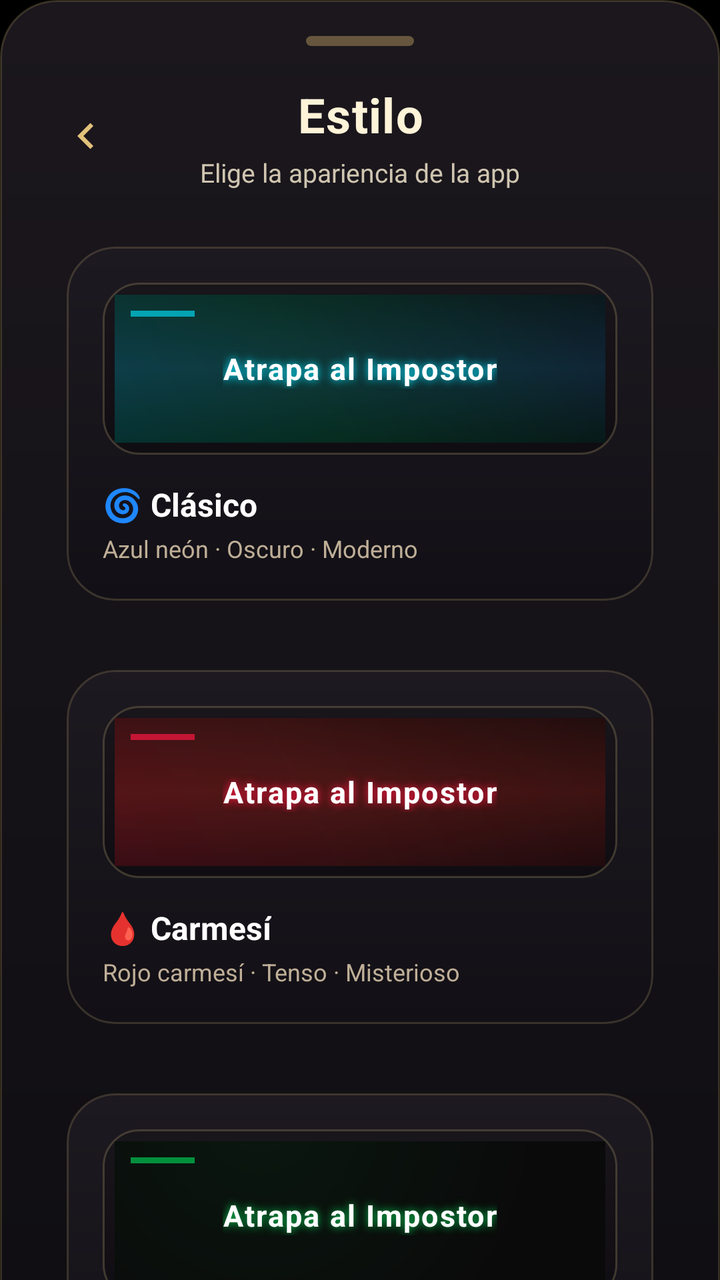
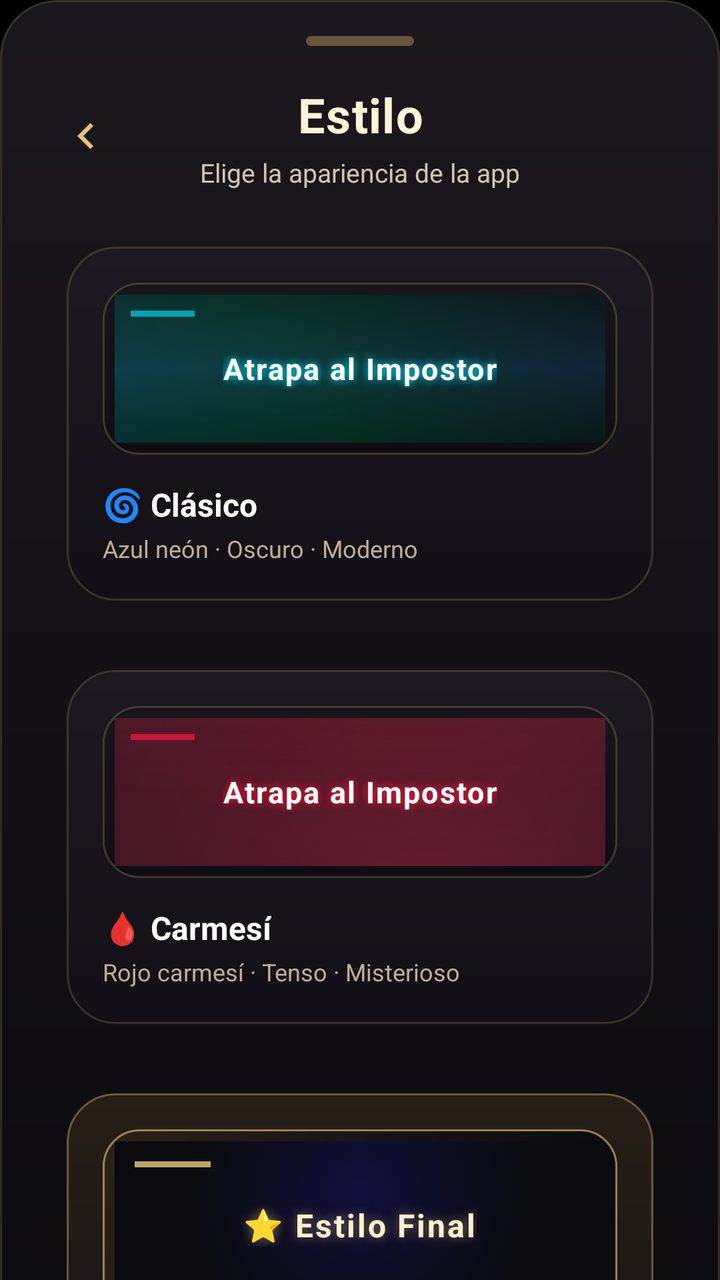

Two renders of the same Android screen: before a commit and after it. Below are the layout's source before the change and the commit's diff.
<!-- AndroidManifest.xml: application theme Theme.ImpostorGame -->
<!-- res/layout/bottomsheet_estilo_final.xml -->
<?xml version="1.0" encoding="utf-8"?>
<androidx.core.widget.NestedScrollView xmlns:android="http://schemas.android.com/apk/res/android"
    xmlns:app="http://schemas.android.com/apk/res-auto"
    android:layout_width="match_parent"
    android:layout_height="match_parent"
    android:fillViewport="true">

    <LinearLayout
        android:id="@+id/rootEstilo"
        android:layout_width="match_parent"
        android:layout_height="wrap_content"
        android:background="@drawable/bg_estilo_final_sheet"
        android:orientation="vertical"
        android:paddingStart="24dp"
        android:paddingTop="18dp"
        android:paddingEnd="24dp"
        android:paddingBottom="24dp">

        <View
            android:layout_width="54dp"
            android:layout_height="5dp"
            android:layout_gravity="center_horizontal"
            android:layout_marginBottom="18dp"
            android:background="@drawable/bg_estilo_final_handle" />

        <LinearLayout
            android:layout_width="match_parent"
            android:layout_height="wrap_content"
            android:layout_marginBottom="18dp"
            android:gravity="center_vertical"
            android:orientation="horizontal">

            <ImageView
                android:id="@+id/btnBackEstilo"
                android:layout_width="38dp"
                android:layout_height="38dp"
                android:clickable="true"
                android:focusable="true"
                android:padding="6dp"
                android:src="@drawable/ic_arrow_back"
                android:tint="#E2C27A" />

            <LinearLayout
                android:layout_width="0dp"
                android:layout_height="wrap_content"
                android:layout_weight="1"
                android:gravity="center"
                android:orientation="vertical">

                <TextView
                    android:id="@+id/txtTituloEstilo"
                    android:layout_width="wrap_content"
                    android:layout_height="wrap_content"
                    android:gravity="center"
                    android:letterSpacing="0.02"
                    android:text="@string/estilo_titulo"
                    android:textColor="#FFF3D8"
                    android:textSize="24sp"
                    android:textStyle="bold" />

                <TextView
                    android:layout_width="wrap_content"
                    android:layout_height="wrap_content"
                    android:layout_marginTop="4dp"
                    android:gravity="center"
                    android:text="@string/estilo_subtitulo"
                    android:textColor="#CFC5B0"
                    android:textSize="13sp" />

            </LinearLayout>

            <View
                android:layout_width="38dp"
                android:layout_height="38dp" />

        </LinearLayout>

        <androidx.cardview.widget.CardView
            android:id="@+id/cardTemaClasico"
            android:layout_width="match_parent"
            android:layout_height="wrap_content"
            android:layout_marginBottom="14dp"
            android:clickable="true"
            android:focusable="true"
            app:cardBackgroundColor="@android:color/transparent"
            app:cardCornerRadius="24dp"
            app:cardElevation="0dp"
            app:cardUseCompatPadding="true">

            <LinearLayout
                android:layout_width="match_parent"
                android:layout_height="wrap_content"
                android:background="@drawable/bg_estilo_final_option"
                android:orientation="vertical"
                android:padding="18dp">

                <FrameLayout
                    android:layout_width="match_parent"
                    android:layout_height="86dp"
                    android:layout_marginBottom="14dp"
                    android:background="@drawable/bg_estilo_final_preview_frame">

                    <View
                        android:layout_width="match_parent"
                        android:layout_height="match_parent"
                        android:layout_margin="6dp"
                        android:background="@drawable/bg_neon_space" />

                    <View
                        android:layout_width="32dp"
                        android:layout_height="3dp"
                        android:layout_gravity="top|start"
                        android:layout_marginStart="14dp"
                        android:layout_marginTop="14dp"
                        android:background="#A000E5FF" />

                    <TextView
                        android:layout_width="wrap_content"
                        android:layout_height="wrap_content"
                        android:layout_gravity="center"
                        android:letterSpacing="0.05"
                        android:text="Atrapa al Impostor"
                        android:textColor="@android:color/white"
                        android:textSize="15sp"
                        android:textStyle="bold"
                        android:shadowColor="#00E5FF"
                        android:shadowDx="0"
                        android:shadowDy="0"
                        android:shadowRadius="10" />

                </FrameLayout>

                <LinearLayout
                    android:layout_width="match_parent"
                    android:layout_height="wrap_content"
                    android:gravity="center_vertical"
                    android:orientation="horizontal">

                    <LinearLayout
                        android:layout_width="0dp"
                        android:layout_height="wrap_content"
                        android:layout_weight="1"
                        android:orientation="vertical">

                        <TextView
                            android:layout_width="wrap_content"
                            android:layout_height="wrap_content"
                            android:text="@string/estilo_clasico_nombre"
                            android:textColor="#FFFFFF"
                            android:textSize="16sp"
                            android:textStyle="bold" />

                        <TextView
                            android:layout_width="wrap_content"
                            android:layout_height="wrap_content"
                            android:layout_marginTop="3dp"
                            android:text="@string/estilo_clasico_desc"
                            android:textColor="#BFAF97"
                            android:textSize="12sp" />

                    </LinearLayout>

                    <TextView
                        android:id="@+id/checkTemaClasico"
                        android:layout_width="28dp"
                        android:layout_height="28dp"
                        android:gravity="center"
                        android:text="✓"
                        android:textColor="#00E5FF"
                        android:textSize="18sp"
                        android:textStyle="bold"
                        android:visibility="gone" />

                </LinearLayout>

            </LinearLayout>
        </androidx.cardview.widget.CardView>

        <androidx.cardview.widget.CardView
            android:id="@+id/cardTemaCarmesi"
            android:layout_width="match_parent"
            android:layout_height="wrap_content"
            android:layout_marginBottom="14dp"
            android:clickable="true"
            android:focusable="true"
            app:cardBackgroundColor="@android:color/transparent"
            app:cardCornerRadius="24dp"
            app:cardElevation="0dp"
            app:cardUseCompatPadding="true">

            <LinearLayout
                android:layout_width="match_parent"
                android:layout_height="wrap_content"
                android:background="@drawable/bg_estilo_final_option"
                android:orientation="vertical"
                android:padding="18dp">

                <FrameLayout
                    android:layout_width="match_parent"
                    android:layout_height="86dp"
                    android:layout_marginBottom="14dp"
                    android:background="@drawable/bg_estilo_final_preview_frame">

                    <View
                        android:layout_width="match_parent"
                        android:layout_height="match_parent"
                        android:layout_margin="6dp"
                        android:background="@drawable/bg_neon_space_red" />

                    <View
                        android:layout_width="32dp"
                        android:layout_height="3dp"
                        android:layout_gravity="top|start"
                        android:layout_marginStart="14dp"
                        android:layout_marginTop="14dp"
                        android:background="#B0FF1744" />

                    <TextView
                        android:layout_width="wrap_content"
                        android:layout_height="wrap_content"
                        android:layout_gravity="center"
                        android:letterSpacing="0.05"
                        android:text="Atrapa al Impostor"
                        android:textColor="@android:color/white"
                        android:textSize="15sp"
                        android:textStyle="bold"
                        android:shadowColor="#FF1744"
                        android:shadowDx="0"
                        android:shadowDy="0"
                        android:shadowRadius="10" />

                </FrameLayout>

                <LinearLayout
                    android:layout_width="match_parent"
                    android:layout_height="wrap_content"
                    android:gravity="center_vertical"
                    android:orientation="horizontal">

                    <LinearLayout
                        android:layout_width="0dp"
                        android:layout_height="wrap_content"
                        android:layout_weight="1"
                        android:orientation="vertical">

                        <TextView
                            android:layout_width="wrap_content"
                            android:layout_height="wrap_content"
                            android:text="@string/estilo_carmesi_nombre"
                            android:textColor="#FFFFFF"
                            android:textSize="16sp"
                            android:textStyle="bold" />

                        <TextView
                            android:layout_width="wrap_content"
                            android:layout_height="wrap_content"
                            android:layout_marginTop="3dp"
                            android:text="@string/estilo_carmesi_desc"
                            android:textColor="#BFAF97"
                            android:textSize="12sp" />

                    </LinearLayout>

                    <TextView
                        android:id="@+id/checkTemaCarmesi"
                        android:layout_width="28dp"
                        android:layout_height="28dp"
                        android:gravity="center"
                        android:text="✓"
                        android:textColor="#FF1744"
                        android:textSize="18sp"
                        android:textStyle="bold"
                        android:visibility="gone" />

                </LinearLayout>

            </LinearLayout>
        </androidx.cardview.widget.CardView>

        <androidx.cardview.widget.CardView
            android:id="@+id/cardTemaJmc"
            android:layout_width="match_parent"
            android:layout_height="wrap_content"
            android:layout_marginBottom="14dp"
            android:clickable="true"
            android:focusable="true"
            app:cardBackgroundColor="@android:color/transparent"
            app:cardCornerRadius="24dp"
            app:cardElevation="0dp"
            app:cardUseCompatPadding="true">

            <LinearLayout
                android:layout_width="match_parent"
                android:layout_height="wrap_content"
                android:background="@drawable/bg_estilo_final_option"
                android:orientation="vertical"
                android:padding="18dp">

                <FrameLayout
                    android:layout_width="match_parent"
                    android:layout_height="86dp"
                    android:layout_marginBottom="14dp"
                    android:background="@drawable/bg_estilo_final_preview_frame">

                    <View
                        android:layout_width="match_parent"
                        android:layout_height="match_parent"
                        android:layout_margin="6dp"
                        android:background="@drawable/bg_neon_space_jmc" />

                    <View
                        android:layout_width="32dp"
                        android:layout_height="3dp"
                        android:layout_gravity="top|start"
                        android:layout_marginStart="14dp"
                        android:layout_marginTop="14dp"
                        android:background="#B000C853" />

                    <TextView
                        android:layout_width="wrap_content"
                        android:layout_height="wrap_content"
                        android:layout_gravity="center"
                        android:letterSpacing="0.05"
                        android:text="Atrapa al Impostor"
                        android:textColor="@android:color/white"
                        android:textSize="15sp"
                        android:textStyle="bold"
                        android:shadowColor="#00C853"
                        android:shadowDx="0"
                        android:shadowDy="0"
                        android:shadowRadius="10" />

                </FrameLayout>

                <LinearLayout
                    android:layout_width="match_parent"
                    android:layout_height="wrap_content"
                    android:gravity="center_vertical"
                    android:orientation="horizontal">

                    <LinearLayout
                        android:layout_width="0dp"
                        android:layout_height="wrap_content"
                        android:layout_weight="1"
                        android:orientation="vertical">

                        <TextView
                            android:layout_width="wrap_content"
                            android:layout_height="wrap_content"
                            android:text="@string/estilo_jmc_nombre"
                            android:textColor="#FFFFFF"
                            android:textSize="16sp"
                            android:textStyle="bold" />

                        <TextView
                            android:layout_width="wrap_content"
                            android:layout_height="wrap_content"
                            android:layout_marginTop="3dp"
                            android:text="@string/estilo_jmc_desc"
                            android:textColor="#BFAF97"
                            android:textSize="12sp" />

                    </LinearLayout>

                    <TextView
                        android:id="@+id/checkTemaJmc"
                        android:layout_width="28dp"
                        android:layout_height="28dp"
                        android:gravity="center"
                        android:text="✓"
                        android:textColor="#00C853"
                        android:textSize="18sp"
                        android:textStyle="bold"
                        android:visibility="gone" />

                </LinearLayout>

            </LinearLayout>
        </androidx.cardview.widget.CardView>

        <androidx.cardview.widget.CardView
            android:id="@+id/cardTemaFinal"
            android:layout_width="match_parent"
            android:layout_height="wrap_content"
            android:layout_marginBottom="14dp"
            android:clickable="true"
            android:focusable="true"
            app:cardBackgroundColor="@android:color/transparent"
            app:cardCornerRadius="24dp"
            app:cardElevation="0dp"
            app:cardUseCompatPadding="true">

            <LinearLayout
                android:layout_width="match_parent"
                android:layout_height="wrap_content"
                android:background="@drawable/bg_estilo_final_option_featured"
                android:orientation="vertical"
                android:padding="18dp">

                <FrameLayout
                    android:layout_width="match_parent"
                    android:layout_height="96dp"
                    android:layout_marginBottom="14dp"
                    android:background="@drawable/bg_estilo_final_preview_hero">

                    <View
                        android:layout_width="match_parent"
                        android:layout_height="match_parent"
                        android:layout_margin="6dp"
                        android:background="@drawable/bg_datos_curiosos" />

                    <View
                        android:layout_width="38dp"
                        android:layout_height="3dp"
                        android:layout_gravity="top|start"
                        android:layout_marginStart="16dp"
                        android:layout_marginTop="16dp"
                        android:background="#D0E7C87D" />

                    <TextView
                        android:layout_width="wrap_content"
                        android:layout_height="wrap_content"
                        android:layout_gravity="center"
                        android:gravity="center"
                        android:letterSpacing="0.06"
                        android:text="@string/estilo_final_nombre"
                        android:textColor="#FFF1CF"
                        android:textSize="16sp"
                        android:textStyle="bold"
                        android:shadowColor="#80E7C87D"
                        android:shadowDx="0"
                        android:shadowDy="0"
                        android:shadowRadius="14" />

                </FrameLayout>

                <LinearLayout
                    android:layout_width="match_parent"
                    android:layout_height="wrap_content"
                    android:gravity="center_vertical"
                    android:orientation="horizontal">

                    <LinearLayout
                        android:layout_width="0dp"
                        android:layout_height="wrap_content"
                        android:layout_weight="1"
                        android:orientation="vertical">

                        <TextView
                            android:layout_width="wrap_content"
                            android:layout_height="wrap_content"
                            android:text="@string/estilo_final_nombre"
                            android:textColor="#FFF3D8"
                            android:textSize="16sp"
                            android:textStyle="bold" />

                        <TextView
                            android:layout_width="wrap_content"
                            android:layout_height="wrap_content"
                            android:layout_marginTop="3dp"
                            android:text="@string/estilo_final_desc"
                            android:textColor="#D0BC95"
                            android:textSize="12sp" />

                    </LinearLayout>

                    <TextView
                        android:id="@+id/checkTemaFinal"
                        android:layout_width="28dp"
                        android:layout_height="28dp"
                        android:gravity="center"
                        android:text="✓"
                        android:textColor="#E8C87D"
                        android:textSize="18sp"
                        android:textStyle="bold"
                        android:visibility="gone" />

                </LinearLayout>

            </LinearLayout>
        </androidx.cardview.widget.CardView>

        <Space
            android:layout_width="match_parent"
            android:layout_height="36dp" />

    </LinearLayout>

</androidx.core.widget.NestedScrollView>
<!-- resources referenced by this layout -->
<resources>
  <!-- drawable bg_datos_curiosos (drawable) -->
  <?xml version="1.0" encoding="utf-8"?>
  <shape xmlns:android="http://schemas.android.com/apk/res/android">
      <gradient
          android:type="radial"
          android:gradientRadius="100%"
          android:centerX="0.5"
          android:centerY="0.3"
          android:startColor="#12103A"
          android:endColor="#0A0A0F" />
  </shape>
  <!-- drawable bg_estilo_final_handle (drawable) -->
  <?xml version="1.0" encoding="utf-8"?>
  <shape xmlns:android="http://schemas.android.com/apk/res/android">
      <solid android:color="#66D8B46E" />
      <corners android:radius="999dp" />
  </shape>
  <!-- drawable bg_estilo_final_option (drawable) -->
  <?xml version="1.0" encoding="utf-8"?>
  <shape xmlns:android="http://schemas.android.com/apk/res/android">
      <gradient
          android:angle="270"
          android:startColor="#1D1920"
          android:endColor="#121016" />
      <corners android:radius="24dp" />
      <stroke
          android:width="1dp"
          android:color="#2FE3C98A" />
  </shape>
  <!-- drawable bg_estilo_final_option_featured (drawable) -->
  <?xml version="1.0" encoding="utf-8"?>
  <shape xmlns:android="http://schemas.android.com/apk/res/android">
      <gradient
          android:angle="270"
          android:startColor="#271F16"
          android:endColor="#141116" />
      <corners android:radius="24dp" />
      <stroke
          android:width="1dp"
          android:color="#64E7C87D" />
  </shape>
  <!-- drawable bg_estilo_final_preview_frame (drawable) -->
  <?xml version="1.0" encoding="utf-8"?>
  <shape xmlns:android="http://schemas.android.com/apk/res/android">
      <gradient
          android:angle="270"
          android:startColor="#18151B"
          android:endColor="#0F0D12" />
      <corners android:radius="18dp" />
      <stroke
          android:width="1dp"
          android:color="#36E4CB8B" />
  </shape>
  <!-- drawable bg_neon_space_red (drawable) -->
  <?xml version="1.0" encoding="utf-8"?>
  <layer-list xmlns:android="http://schemas.android.com/apk/res/android">
      <item>
          <shape>
              <gradient
                  android:type="linear"
                  android:angle="270"
                  android:startColor="#1A0B0B"
                  android:centerColor="#33100F"
                  android:endColor="#12070A"/>
          </shape>
      </item>
      <item android:top="-120dp" android:left="-120dp">
          <shape>
              <gradient
                  android:type="linear"
                  android:angle="45"
                  android:startColor="#33FF1744"
                  android:centerColor="#22FF4040"
                  android:endColor="#00000000"/>
          </shape>
      </item>
  </layer-list>
  <string name="estilo_carmesi_desc">Rojo carmesí · Tenso · Misterioso</string>
  <string name="estilo_carmesi_nombre">🩸 Carmesí</string>
  <string name="estilo_clasico_desc">Azul neón · Oscuro · Moderno</string>
  <string name="estilo_clasico_nombre">🌀 Clásico</string>
  <string name="estilo_final_desc">Cinemático · Elegante · Premium</string>
  <string name="estilo_final_nombre">⭐ Estilo Final</string>
  <string name="estilo_jmc_desc">Negro puro · Verde · Minimalista</string>
  <string name="estilo_jmc_nombre">🖤 JMC</string>
  <string name="estilo_subtitulo">Elige la apariencia de la app</string>
  <string name="estilo_titulo">Estilo</string>
  <style name="Theme.ImpostorGame" parent="Base.Theme.ImpostorGame">
          <item name="colorPrimary">#00E5FF</item>
          <item name="colorOnPrimary">#FFFFFF</item>
          <item name="android:statusBarColor">@android:color/transparent</item>
          <item name="android:windowBackground">@android:color/black</item>
      </style>
  <style name="Base.Theme.ImpostorGame" parent="Theme.Material3.DayNight.NoActionBar" />
  <!-- unchanged entries left out for length: 5 -->
</resources>

<!-- the commit's change to res/layout/bottomsheet_estilo_final.xml (unified diff, before → after) -->
@@ -38,7 +38,7 @@
                 android:focusable="true"
                 android:padding="6dp"
                 android:src="@drawable/ic_arrow_back"
-                android:tint="#E2C27A" />
+                app:tint="#E2C27A" />
 
             <LinearLayout
                 android:layout_width="0dp"
@@ -119,7 +119,7 @@
                         android:layout_height="wrap_content"
                         android:layout_gravity="center"
                         android:letterSpacing="0.05"
-                        android:text="Atrapa al Impostor"
+                        android:text="@string/preview_game_name"
                         android:textColor="@android:color/white"
                         android:textSize="15sp"
                         android:textStyle="bold"
@@ -165,7 +165,7 @@
                         android:layout_width="28dp"
                         android:layout_height="28dp"
                         android:gravity="center"
-                        android:text="✓"
+                        android:text="&#10003;"
                         android:textColor="#00E5FF"
                         android:textSize="18sp"
                         android:textStyle="bold"
@@ -220,7 +220,7 @@
                         android:layout_height="wrap_content"
                         android:layout_gravity="center"
                         android:letterSpacing="0.05"
-                        android:text="Atrapa al Impostor"
+                        android:text="@string/preview_game_name"
                         android:textColor="@android:color/white"
                         android:textSize="15sp"
                         android:textStyle="bold"
@@ -266,7 +266,7 @@
                         android:layout_width="28dp"
                         android:layout_height="28dp"
                         android:gravity="center"
-                        android:text="✓"
+                        android:text="&#10003;"
                         android:textColor="#FF1744"
                         android:textSize="18sp"
                         android:textStyle="bold"
@@ -284,6 +284,7 @@
             android:layout_marginBottom="14dp"
             android:clickable="true"
             android:focusable="true"
+            android:visibility="gone"
             app:cardBackgroundColor="@android:color/transparent"
             app:cardCornerRadius="24dp"
             app:cardElevation="0dp"
@@ -321,7 +322,7 @@
                         android:layout_height="wrap_content"
                         android:layout_gravity="center"
                         android:letterSpacing="0.05"
-                        android:text="Atrapa al Impostor"
+                        android:text="@string/preview_game_name"
                         android:textColor="@android:color/white"
                         android:textSize="15sp"
                         android:textStyle="bold"
@@ -367,7 +368,7 @@
                         android:layout_width="28dp"
                         android:layout_height="28dp"
                         android:gravity="center"
-                        android:text="✓"
+                        android:text="&#10003;"
                         android:textColor="#00C853"
                         android:textSize="18sp"
                         android:textStyle="bold"
@@ -469,7 +470,7 @@
                         android:layout_width="28dp"
                         android:layout_height="28dp"
                         android:gravity="center"
-                        android:text="✓"
+                        android:text="&#10003;"
                         android:textColor="#E8C87D"
                         android:textSize="18sp"
                         android:textStyle="bold"
@@ -480,9 +481,6 @@
             </LinearLayout>
         </androidx.cardview.widget.CardView>
 
-        <Space
-            android:layout_width="match_parent"
-            android:layout_height="36dp" />
 
     </LinearLayout>
 
<!-- resource entries referenced after the edit -->
@@ -53,30 +53,7 @@
           android:width="1dp"
           android:color="#36E4CB8B" />
   </shape>
-  <!-- drawable bg_neon_space_red (drawable) -->
-  <?xml version="1.0" encoding="utf-8"?>
-  <layer-list xmlns:android="http://schemas.android.com/apk/res/android">
-      <item>
-          <shape>
-              <gradient
-                  android:type="linear"
-                  android:angle="270"
-                  android:startColor="#1A0B0B"
-                  android:centerColor="#33100F"
-                  android:endColor="#12070A"/>
-          </shape>
-      </item>
-      <item android:top="-120dp" android:left="-120dp">
-          <shape>
-              <gradient
-                  android:type="linear"
-                  android:angle="45"
-                  android:startColor="#33FF1744"
-                  android:centerColor="#22FF4040"
-                  android:endColor="#00000000"/>
-          </shape>
-      </item>
-  </layer-list>
+  <!-- drawable bg_neon_space_red: vector/xml drawable (drawable, 2330 chars, omitted) -->
   <string name="estilo_carmesi_desc">Rojo carmesí · Tenso · Misterioso</string>
   <string name="estilo_carmesi_nombre">🩸 Carmesí</string>
   <string name="estilo_clasico_desc">Azul neón · Oscuro · Moderno</string>
@@ -87,13 +64,21 @@
   <string name="estilo_jmc_nombre">🖤 JMC</string>
   <string name="estilo_subtitulo">Elige la apariencia de la app</string>
   <string name="estilo_titulo">Estilo</string>
+  <string name="preview_game_name">Atrapa al Impostor</string>
   <style name="Theme.ImpostorGame" parent="Base.Theme.ImpostorGame">
           <item name="colorPrimary">#00E5FF</item>
           <item name="colorOnPrimary">#FFFFFF</item>
           <item name="android:statusBarColor">@android:color/transparent</item>
+          <item name="android:navigationBarColor">@android:color/transparent</item>
           <item name="android:windowBackground">@android:color/black</item>
       </style>
-  <style name="Base.Theme.ImpostorGame" parent="Theme.Material3.DayNight.NoActionBar" />
+  <style name="Base.Theme.ImpostorGame" parent="Theme.Material3.DayNight.NoActionBar">
+          <item name="android:textViewStyle">@style/ImpostorGame.TextView</item>
+      </style>
+  <style name="ImpostorGame.TextView" parent="android:Widget.TextView">
+          <item name="android:hyphenationFrequency">none</item>
+          <item name="android:breakStrategy">simple</item>
+      </style>
   <!-- unchanged entries left out for length: 5 -->
 </resources>
 
